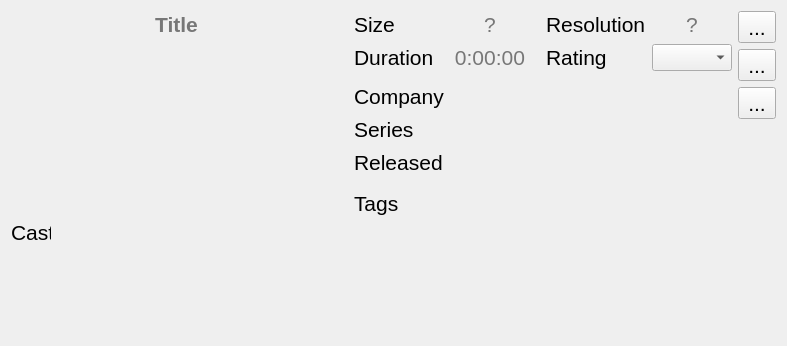
Qt form forms/SceneDetailView.ui (steviedemo/scenequery) before a commit.
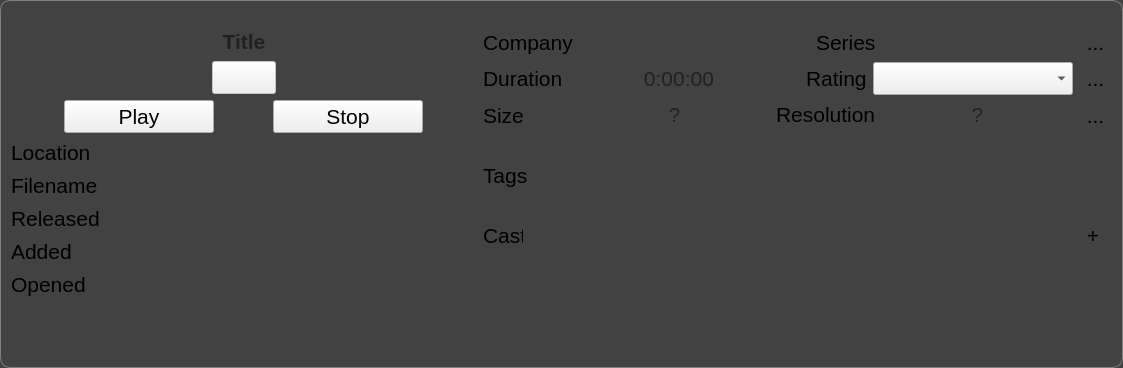
The same form after that commit. Icons and pictures are not drawn.

Commit message: Scene Detail View Pane working, with working 'play' button that creates a new thread that plays the video.

The edit to the form file:
```diff
--- a/forms/SceneDetailView.ui
+++ b/forms/SceneDetailView.ui
@@ -6,10 +6,16 @@
    <rect>
     <x>0</x>
     <y>0</y>
-    <width>787</width>
-    <height>346</height>
+    <width>1123</width>
+    <height>368</height>
    </rect>
   </property>
+  <property name="maximumSize">
+   <size>
+    <width>2000</width>
+    <height>368</height>
+   </size>
+  </property>
   <property name="font">
    <font>
     <pointsize>16</pointsize>
@@ -19,274 +25,42 @@
    <string>Form</string>
   </property>
   <property name="styleSheet">
-   <string notr="true">QLineEdit, QTextBrowser, QTextEdit{
+   <string notr="true">QWidget#SceneDetailView{
+	background: rgb(66,66,66);
+	border-radius: 10px;
+	border: 1px solid grey;
+}
+QLineEdit, QTextBrowser, QTextEdit{
 	text-align: center;
 	background: rgba(0,0,0,0);
 	border: 0px;
 }
-QLineEdit[readOnly=&quot;false&quot;], QTextBrowser[readOnly=&quot;false&quot;], QTextEdit[readOnly=&quot;false&quot;]{
-	background: rgba(255,255,255, 30);
-}</string>
+QLineEdit[readOnly=&quot;false&quot;], QTextBrowser[readOnly=&quot;false&quot;], QTextEdit[readOnly=&quot;false&quot;] , QComboBox{
+	background: qlineargradient(spread:reflect, x1:0, y1:0, x2:0, y2:0.5, stop:0 rgba(66,66,66, 255), stop:1 rgba(73,73,73, 255));
+	border: 1px solid rgb(52,52,52);
+	border-radius: 5px;
+}
+
+QLabel::link{
+	color: white;
+	font-weight: bold;
+}
+QLabel::link:hover{
+	font-style: italic;
+	color: cyan;
+}
+QToolButton{
+	background-color: rgb(0,0,0,0);
+	border: 0px;
+}
+</string>
   </property>
   <layout class="QGridLayout" name="gridLayout">
-   <item row="0" column="6">
+   <item row="0" column="0">
     <layout class="QVBoxLayout" name="verticalLayout">
-     <item>
-      <widget class="QToolButton" name="tb_hide">
-       <property name="text">
-        <string>...</string>
-       </property>
-       <property name="icon">
-        <iconset resource="../resources/icons.qrc">
-         <normaloff>:/Icons/red_close_icon.png</normaloff>:/Icons/red_close_icon.png</iconset>
-       </property>
-      </widget>
-     </item>
-     <item>
-      <widget class="QToolButton" name="tb_edit">
-       <property name="text">
-        <string>...</string>
-       </property>
-       <property name="icon">
-        <iconset resource="../resources/icons.qrc">
-         <normaloff>:/Icons/edit_pencil.png</normaloff>:/Icons/edit_pencil.png</iconset>
-       </property>
-      </widget>
-     </item>
-     <item>
-      <widget class="QToolButton" name="tb_save">
-       <property name="text">
-        <string>...</string>
-       </property>
-       <property name="icon">
-        <iconset resource="../resources/icons.qrc">
-         <normaloff>:/Icons/flat_save_icon.png</normaloff>:/Icons/flat_save_icon.png</iconset>
-       </property>
-      </widget>
-     </item>
-     <item>
-      <spacer name="verticalSpacer">
-       <property name="orientation">
-        <enum>Qt::Vertical</enum>
-       </property>
-       <property name="sizeHint" stdset="0">
-        <size>
-         <width>20</width>
-         <height>40</height>
-        </size>
-       </property>
-      </spacer>
-     </item>
-    </layout>
-   </item>
-   <item row="0" column="4">
-    <layout class="QVBoxLayout" name="verticalLayout_3">
-     <item>
-      <layout class="QFormLayout" name="formLayout">
-       <item row="0" column="1">
-        <layout class="QGridLayout" name="gridLayout_2">
-         <item row="0" column="1">
-          <widget class="QLineEdit" name="sizeLineEdit">
-           <property name="sizePolicy">
-            <sizepolicy hsizetype="Fixed" vsizetype="Fixed">
-             <horstretch>0</horstretch>
-             <verstretch>0</verstretch>
-            </sizepolicy>
-           </property>
-           <property name="minimumSize">
-            <size>
-             <width>100</width>
-             <height>0</height>
-            </size>
-           </property>
-           <property name="maximumSize">
-            <size>
-             <width>100</width>
-             <height>16777215</height>
-            </size>
-           </property>
-           <property name="alignment">
-            <set>Qt::AlignCenter</set>
-           </property>
-           <property name="placeholderText">
-            <string>?</string>
-           </property>
-          </widget>
-         </item>
-         <item row="0" column="2">
-          <widget class="QLabel" name="lb_resolution">
-           <property name="sizePolicy">
-            <sizepolicy hsizetype="Minimum" vsizetype="Minimum">
-             <horstretch>0</horstretch>
-             <verstretch>0</verstretch>
-            </sizepolicy>
-           </property>
-           <property name="text">
-            <string>Resolution</string>
-           </property>
-          </widget>
-         </item>
-         <item row="0" column="0">
-          <widget class="QLabel" name="sizeLabel">
-           <property name="sizePolicy">
-            <sizepolicy hsizetype="Minimum" vsizetype="Minimum">
-             <horstretch>0</horstretch>
-             <verstretch>0</verstretch>
-            </sizepolicy>
-           </property>
-           <property name="maximumSize">
-            <size>
-             <width>200</width>
-             <height>16777215</height>
-            </size>
-           </property>
-           <property name="text">
-            <string>Size</string>
-           </property>
-          </widget>
-         </item>
-         <item row="0" column="3">
-          <widget class="QLineEdit" name="resolutionLineEdit">
-           <property name="maximumSize">
-            <size>
-             <width>80</width>
-             <height>16777215</height>
-            </size>
-           </property>
-           <property name="alignment">
-            <set>Qt::AlignCenter</set>
-           </property>
-           <property name="placeholderText">
-            <string>?</string>
-           </property>
-          </widget>
-         </item>
-         <item row="1" column="3">
-          <widget class="QComboBox" name="ratingComboBox">
-           <property name="maximumSize">
-            <size>
-             <width>80</width>
-             <height>16777215</height>
-            </size>
-           </property>
-          </widget>
-         </item>
-         <item row="1" column="2">
-          <widget class="QLabel" name="ratingLabel">
-           <property name="sizePolicy">
-            <sizepolicy hsizetype="Minimum" vsizetype="Minimum">
-             <horstretch>0</horstretch>
-             <verstretch>0</verstretch>
-            </sizepolicy>
-           </property>
-           <property name="maximumSize">
-            <size>
-             <width>200</width>
-             <height>16777215</height>
-            </size>
-           </property>
-           <property name="text">
-            <string>Rating</string>
-           </property>
-          </widget>
-         </item>
-         <item row="1" column="1">
-          <widget class="QLineEdit" name="durationLineEdit">
-           <property name="sizePolicy">
-            <sizepolicy hsizetype="Fixed" vsizetype="Fixed">
-             <horstretch>0</horstretch>
-             <verstretch>0</verstretch>
-            </sizepolicy>
-           </property>
-           <property name="minimumSize">
-            <size>
-             <width>100</width>
-             <height>0</height>
-            </size>
-           </property>
-           <property name="maximumSize">
-            <size>
-             <width>100</width>
-             <height>16777215</height>
-            </size>
-           </property>
-           <property name="alignment">
-            <set>Qt::AlignCenter</set>
-           </property>
-           <property name="placeholderText">
-            <string>0:00:00</string>
-           </property>
-          </widget>
-         </item>
-         <item row="1" column="0">
-          <widget class="QLabel" name="durationLabel">
-           <property name="sizePolicy">
-            <sizepolicy hsizetype="Minimum" vsizetype="Minimum">
-             <horstretch>0</horstretch>
-             <verstretch>0</verstretch>
-            </sizepolicy>
-           </property>
-           <property name="text">
-            <string>Duration</string>
-           </property>
-          </widget>
-         </item>
-        </layout>
-       </item>
-       <item row="1" column="1">
-        <layout class="QFormLayout" name="formLayout_3">
-         <item row="3" column="0">
-          <widget class="QLabel" name="tagsLabel">
-           <property name="text">
-            <string>Tags</string>
-           </property>
-          </widget>
-         </item>
-         <item row="2" column="0">
-          <widget class="QLabel" name="releasedLabel">
-           <property name="text">
-            <string>Released</string>
-           </property>
-          </widget>
-         </item>
-         <item row="2" column="1">
-          <widget class="QLineEdit" name="releasedLineEdit"/>
-         </item>
-         <item row="1" column="0">
-          <widget class="QLabel" name="seriesLabel">
-           <property name="text">
-            <string>Series</string>
-           </property>
-          </widget>
-         </item>
-         <item row="1" column="1">
-          <widget class="QLineEdit" name="seriesLineEdit"/>
-         </item>
-         <item row="0" column="1">
-          <widget class="QLineEdit" name="companyLineEdit"/>
-         </item>
-         <item row="0" column="0">
-          <widget class="QLabel" name="companyLabel">
-           <property name="text">
-            <string>Company</string>
-           </property>
-          </widget>
-         </item>
-         <item row="3" column="1">
-          <widget class="QTextEdit" name="tagsTextEdit">
-           <property name="readOnly">
-            <bool>false</bool>
-           </property>
-          </widget>
-         </item>
-        </layout>
-       </item>
-      </layout>
-     </item>
-    </layout>
-   </item>
-   <item row="0" column="1">
-    <layout class="QVBoxLayout" name="verticalLayout_2">
+     <property name="sizeConstraint">
+      <enum>QLayout::SetNoConstraint</enum>
+     </property>
      <item>
       <widget class="QLineEdit" name="titleLineEdit">
        <property name="font">
@@ -305,87 +79,321 @@
       </widget>
      </item>
      <item>
-      <widget class="QLabel" name="label">
-       <property name="sizePolicy">
-        <sizepolicy hsizetype="MinimumExpanding" vsizetype="MinimumExpanding">
-         <horstretch>0</horstretch>
-         <verstretch>0</verstretch>
-        </sizepolicy>
-       </property>
-       <property name="maximumSize">
-        <size>
-         <width>350</width>
-         <height>200</height>
-        </size>
-       </property>
-       <property name="sizeIncrement">
-        <size>
-         <width>0</width>
-         <height>0</height>
-        </size>
-       </property>
-       <property name="text">
-        <string/>
-       </property>
-       <property name="pixmap">
-        <pixmap resource="../resources/icons.qrc">:/Icons/video-thumbnail-default.png</pixmap>
-       </property>
-       <property name="scaledContents">
-        <bool>true</bool>
-       </property>
-      </widget>
+      <layout class="QVBoxLayout" name="preview_layout">
+       <item alignment="Qt::AlignHCenter">
+        <widget class="QPushButton" name="preview_button">
+         <property name="enabled">
+          <bool>false</bool>
+         </property>
+         <property name="sizePolicy">
+          <sizepolicy hsizetype="Maximum" vsizetype="Maximum">
+           <horstretch>0</horstretch>
+           <verstretch>0</verstretch>
+          </sizepolicy>
+         </property>
+         <property name="text">
+          <string/>
+         </property>
+         <property name="icon">
+          <iconset resource="../resources/icons.qrc">
+           <normaloff>:/Icons/video-thumbnail-default.png</normaloff>:/Icons/video-thumbnail-default.png</iconset>
+         </property>
+         <property name="iconSize">
+          <size>
+           <width>350</width>
+           <height>200</height>
+          </size>
+         </property>
+        </widget>
+       </item>
+       <item>
+        <layout class="QHBoxLayout" name="horizontalLayout_7">
+         <item>
+          <widget class="QPushButton" name="pb_play">
+           <property name="sizePolicy">
+            <sizepolicy hsizetype="Expanding" vsizetype="Fixed">
+             <horstretch>0</horstretch>
+             <verstretch>0</verstretch>
+            </sizepolicy>
+           </property>
+           <property name="maximumSize">
+            <size>
+             <width>150</width>
+             <height>16777215</height>
+            </size>
+           </property>
+           <property name="text">
+            <string>Play</string>
+           </property>
+           <property name="icon">
+            <iconset resource="../resources/icons.qrc">
+             <normaloff>:/Icons/shiny_blue_play_icon.png</normaloff>:/Icons/shiny_blue_play_icon.png</iconset>
+           </property>
+           <property name="iconSize">
+            <size>
+             <width>25</width>
+             <height>25</height>
+            </size>
+           </property>
+           <property name="shortcut">
+            <string>Space</string>
+           </property>
+          </widget>
+         </item>
+         <item>
+          <widget class="QPushButton" name="pb_stop">
+           <property name="sizePolicy">
+            <sizepolicy hsizetype="Expanding" vsizetype="Fixed">
+             <horstretch>0</horstretch>
+             <verstretch>0</verstretch>
+            </sizepolicy>
+           </property>
+           <property name="maximumSize">
+            <size>
+             <width>150</width>
+             <height>16777215</height>
+            </size>
+           </property>
+           <property name="text">
+            <string>Stop</string>
+           </property>
+           <property name="icon">
+            <iconset resource="../resources/icons.qrc">
+             <normaloff>:/Icons/shiny_blue_stop_icon.png</normaloff>:/Icons/shiny_blue_stop_icon.png</iconset>
+           </property>
+           <property name="iconSize">
+            <size>
+             <width>25</width>
+             <height>25</height>
+            </size>
+           </property>
+          </widget>
+         </item>
+        </layout>
+       </item>
+      </layout>
      </item>
      <item>
-      <layout class="QGridLayout" name="gridLayout_3">
+      <layout class="QFormLayout" name="formLayout">
+       <property name="sizeConstraint">
+        <enum>QLayout::SetMaximumSize</enum>
+       </property>
+       <item row="0" column="0">
+        <widget class="QLabel" name="locationLabel">
+         <property name="text">
+          <string>Location</string>
+         </property>
+        </widget>
+       </item>
+       <item row="0" column="1">
+        <widget class="QLineEdit" name="locationLineEdit">
+         <property name="maximumSize">
+          <size>
+           <width>500</width>
+           <height>16777215</height>
+          </size>
+         </property>
+        </widget>
+       </item>
        <item row="1" column="0">
-        <widget class="QLabel" name="castLabel">
-         <property name="sizePolicy">
-          <sizepolicy hsizetype="Minimum" vsizetype="Minimum">
-           <horstretch>0</horstretch>
-           <verstretch>0</verstretch>
-          </sizepolicy>
+        <widget class="QLabel" name="filenameLabel">
+         <property name="text">
+          <string>Filename</string>
          </property>
+        </widget>
+       </item>
+       <item row="1" column="1">
+        <widget class="QLineEdit" name="filenameLineEdit">
          <property name="maximumSize">
           <size>
-           <width>40</width>
+           <width>500</width>
            <height>16777215</height>
           </size>
          </property>
+        </widget>
+       </item>
+       <item row="2" column="0">
+        <widget class="QLabel" name="releasedLabel">
          <property name="text">
-          <string>Cast:</string>
+          <string>Released</string>
+         </property>
+        </widget>
+       </item>
+       <item row="2" column="1">
+        <widget class="QLineEdit" name="releasedLineEdit">
+         <property name="maximumSize">
+          <size>
+           <width>500</width>
+           <height>16777215</height>
+          </size>
+         </property>
+        </widget>
+       </item>
+       <item row="3" column="0">
+        <widget class="QLabel" name="addedLabel">
+         <property name="text">
+          <string>Added</string>
          </property>
         </widget>
        </item>
        <item row="3" column="1">
-        <widget class="QLabel" name="actor3label">
-         <property name="sizePolicy">
-          <sizepolicy hsizetype="Expanding" vsizetype="Preferred">
-           <horstretch>0</horstretch>
-           <verstretch>0</verstretch>
-          </sizepolicy>
+        <widget class="QLineEdit" name="addedLineEdit">
+         <property name="maximumSize">
+          <size>
+           <width>500</width>
+           <height>16777215</height>
+          </size>
          </property>
+        </widget>
+       </item>
+       <item row="4" column="0">
+        <widget class="QLabel" name="openedLabel">
          <property name="text">
-          <string/>
+          <string>Opened</string>
          </property>
         </widget>
        </item>
        <item row="4" column="1">
-        <widget class="QLabel" name="actor4label">
+        <widget class="QLineEdit" name="openedLineEdit">
+         <property name="maximumSize">
+          <size>
+           <width>500</width>
+           <height>16777215</height>
+          </size>
+         </property>
+        </widget>
+       </item>
+      </layout>
+     </item>
+    </layout>
+   </item>
+   <item row="0" column="1">
+    <layout class="QGridLayout" name="gridLayout_2">
+     <property name="sizeConstraint">
+      <enum>QLayout::SetDefaultConstraint</enum>
+     </property>
+     <item row="3" column="0">
+      <widget class="QLabel" name="tagsLabel">
+       <property name="text">
+        <string>Tags</string>
+       </property>
+      </widget>
+     </item>
+     <item row="1" column="2">
+      <widget class="QToolButton" name="tb_save">
+       <property name="text">
+        <string>...</string>
+       </property>
+       <property name="icon">
+        <iconset resource="../resources/icons.qrc">
+         <normaloff>:/Icons/flat_save_icon.png</normaloff>:/Icons/flat_save_icon.png</iconset>
+       </property>
+      </widget>
+     </item>
+     <item row="0" column="2">
+      <widget class="QToolButton" name="tb_hide">
+       <property name="text">
+        <string>...</string>
+       </property>
+       <property name="icon">
+        <iconset resource="../resources/icons.qrc">
+         <normaloff>:/Icons/red_close_icon.png</normaloff>:/Icons/red_close_icon.png</iconset>
+       </property>
+      </widget>
+     </item>
+     <item row="0" column="0">
+      <widget class="QLabel" name="companyLabel">
+       <property name="text">
+        <string>Company</string>
+       </property>
+      </widget>
+     </item>
+     <item row="1" column="1">
+      <layout class="QHBoxLayout" name="hl_duration_rating">
+       <item>
+        <widget class="QLineEdit" name="durationLineEdit">
          <property name="sizePolicy">
-          <sizepolicy hsizetype="Expanding" vsizetype="Preferred">
+          <sizepolicy hsizetype="Expanding" vsizetype="Fixed">
            <horstretch>0</horstretch>
            <verstretch>0</verstretch>
           </sizepolicy>
          </property>
+         <property name="minimumSize">
+          <size>
+           <width>200</width>
+           <height>0</height>
+          </size>
+         </property>
+         <property name="maximumSize">
+          <size>
+           <width>100</width>
+           <height>16777215</height>
+          </size>
+         </property>
+         <property name="alignment">
+          <set>Qt::AlignCenter</set>
+         </property>
+         <property name="placeholderText">
+          <string>0:00:00</string>
+         </property>
+        </widget>
+       </item>
+       <item alignment="Qt::AlignRight">
+        <widget class="QLabel" name="ratingLabel">
+         <property name="sizePolicy">
+          <sizepolicy hsizetype="Minimum" vsizetype="Minimum">
+           <horstretch>0</horstretch>
+           <verstretch>0</verstretch>
+          </sizepolicy>
+         </property>
+         <property name="maximumSize">
+          <size>
+           <width>200</width>
+           <height>16777215</height>
+          </size>
+         </property>
          <property name="text">
+          <string>Rating</string>
+         </property>
+        </widget>
+       </item>
+       <item>
+        <widget class="QComboBox" name="ratingComboBox">
+         <property name="sizePolicy">
+          <sizepolicy hsizetype="Expanding" vsizetype="Fixed">
+           <horstretch>0</horstretch>
+           <verstretch>0</verstretch>
+          </sizepolicy>
+         </property>
+         <property name="maximumSize">
+          <size>
+           <width>200</width>
+           <height>16777215</height>
+          </size>
+         </property>
+        </widget>
+       </item>
+      </layout>
+     </item>
+     <item row="6" column="1">
+      <layout class="QHBoxLayout" name="horizontalLayout_3">
+       <item>
+        <widget class="QLabel" name="actor3label">
+         <property name="sizePolicy">
+          <sizepolicy hsizetype="Expanding" vsizetype="Maximum">
+           <horstretch>0</horstretch>
+           <verstretch>0</verstretch>
+          </sizepolicy>
+         </property>
+         <property name="text">
           <string/>
          </property>
         </widget>
        </item>
-       <item row="1" column="1">
-        <widget class="QLabel" name="actor1label">
+       <item>
+        <widget class="QLabel" name="age3label">
          <property name="sizePolicy">
-          <sizepolicy hsizetype="Expanding" vsizetype="Preferred">
+          <sizepolicy hsizetype="MinimumExpanding" vsizetype="Maximum">
            <horstretch>0</horstretch>
            <verstretch>0</verstretch>
           </sizepolicy>
@@ -395,10 +403,14 @@
          </property>
         </widget>
        </item>
-       <item row="2" column="1">
+      </layout>
+     </item>
+     <item row="5" column="1">
+      <layout class="QHBoxLayout" name="horizontalLayout_2">
+       <item>
         <widget class="QLabel" name="actor2label">
          <property name="sizePolicy">
-          <sizepolicy hsizetype="Expanding" vsizetype="Preferred">
+          <sizepolicy hsizetype="Expanding" vsizetype="Maximum">
            <horstretch>0</horstretch>
            <verstretch>0</verstretch>
           </sizepolicy>
@@ -408,23 +420,10 @@
          </property>
         </widget>
        </item>
-       <item row="1" column="2">
-        <widget class="QLabel" name="age1label">
-         <property name="sizePolicy">
-          <sizepolicy hsizetype="MinimumExpanding" vsizetype="Preferred">
-           <horstretch>0</horstretch>
-           <verstretch>0</verstretch>
-          </sizepolicy>
-         </property>
-         <property name="text">
-          <string/>
-         </property>
-        </widget>
-       </item>
-       <item row="2" column="2">
+       <item>
         <widget class="QLabel" name="age2label">
          <property name="sizePolicy">
-          <sizepolicy hsizetype="MinimumExpanding" vsizetype="Preferred">
+          <sizepolicy hsizetype="MinimumExpanding" vsizetype="Maximum">
            <horstretch>0</horstretch>
            <verstretch>0</verstretch>
           </sizepolicy>
@@ -434,10 +433,14 @@
          </property>
         </widget>
        </item>
-       <item row="3" column="2">
-        <widget class="QLabel" name="age3label">
+      </layout>
+     </item>
+     <item row="7" column="1">
+      <layout class="QHBoxLayout" name="horizontalLayout_4">
+       <item>
+        <widget class="QLabel" name="actor4label">
          <property name="sizePolicy">
-          <sizepolicy hsizetype="MinimumExpanding" vsizetype="Preferred">
+          <sizepolicy hsizetype="Expanding" vsizetype="Maximum">
            <horstretch>0</horstretch>
            <verstretch>0</verstretch>
           </sizepolicy>
@@ -447,10 +450,10 @@
          </property>
         </widget>
        </item>
-       <item row="4" column="2">
+       <item>
         <widget class="QLabel" name="age4label">
          <property name="sizePolicy">
-          <sizepolicy hsizetype="MinimumExpanding" vsizetype="Preferred">
+          <sizepolicy hsizetype="MinimumExpanding" vsizetype="Maximum">
            <horstretch>0</horstretch>
            <verstretch>0</verstretch>
           </sizepolicy>
@@ -462,6 +465,250 @@
        </item>
       </layout>
      </item>
+     <item row="1" column="0">
+      <widget class="QLabel" name="durationLabel">
+       <property name="sizePolicy">
+        <sizepolicy hsizetype="Minimum" vsizetype="Minimum">
+         <horstretch>0</horstretch>
+         <verstretch>0</verstretch>
+        </sizepolicy>
+       </property>
+       <property name="text">
+        <string>Duration</string>
+       </property>
+      </widget>
+     </item>
+     <item row="4" column="0">
+      <widget class="QLabel" name="castLabel">
+       <property name="sizePolicy">
+        <sizepolicy hsizetype="Minimum" vsizetype="Minimum">
+         <horstretch>0</horstretch>
+         <verstretch>0</verstretch>
+        </sizepolicy>
+       </property>
+       <property name="maximumSize">
+        <size>
+         <width>40</width>
+         <height>16777215</height>
+        </size>
+       </property>
+       <property name="text">
+        <string>Cast:</string>
+       </property>
+      </widget>
+     </item>
+     <item row="0" column="1">
+      <layout class="QHBoxLayout" name="horizontalLayout_5">
+       <item alignment="Qt::AlignHCenter">
+        <widget class="QLineEdit" name="companyLineEdit">
+         <property name="sizePolicy">
+          <sizepolicy hsizetype="Expanding" vsizetype="Fixed">
+           <horstretch>0</horstretch>
+           <verstretch>0</verstretch>
+          </sizepolicy>
+         </property>
+         <property name="maximumSize">
+          <size>
+           <width>200</width>
+           <height>16777215</height>
+          </size>
+         </property>
+        </widget>
+       </item>
+       <item alignment="Qt::AlignRight">
+        <widget class="QLabel" name="seriesLabel">
+         <property name="sizePolicy">
+          <sizepolicy hsizetype="Expanding" vsizetype="Preferred">
+           <horstretch>0</horstretch>
+           <verstretch>0</verstretch>
+          </sizepolicy>
+         </property>
+         <property name="text">
+          <string>Series</string>
+         </property>
+        </widget>
+       </item>
+       <item alignment="Qt::AlignHCenter">
+        <widget class="QLineEdit" name="seriesLineEdit">
+         <property name="sizePolicy">
+          <sizepolicy hsizetype="Expanding" vsizetype="Fixed">
+           <horstretch>0</horstretch>
+           <verstretch>0</verstretch>
+          </sizepolicy>
+         </property>
+        </widget>
+       </item>
+      </layout>
+     </item>
+     <item row="4" column="1">
+      <layout class="QHBoxLayout" name="horizontalLayout">
+       <item>
+        <widget class="QLabel" name="actor1label">
+         <property name="sizePolicy">
+          <sizepolicy hsizetype="Expanding" vsizetype="Maximum">
+           <horstretch>0</horstretch>
+           <verstretch>0</verstretch>
+          </sizepolicy>
+         </property>
+         <property name="text">
+          <string/>
+         </property>
+        </widget>
+       </item>
+       <item>
+        <widget class="QLabel" name="age1label">
+         <property name="sizePolicy">
+          <sizepolicy hsizetype="MinimumExpanding" vsizetype="Maximum">
+           <horstretch>0</horstretch>
+           <verstretch>0</verstretch>
+          </sizepolicy>
+         </property>
+         <property name="text">
+          <string/>
+         </property>
+        </widget>
+       </item>
+      </layout>
+     </item>
+     <item row="4" column="2">
+      <widget class="QToolButton" name="tb_add_actor">
+       <property name="sizePolicy">
+        <sizepolicy hsizetype="Fixed" vsizetype="Maximum">
+         <horstretch>0</horstretch>
+         <verstretch>0</verstretch>
+        </sizepolicy>
+       </property>
+       <property name="text">
+        <string>+</string>
+       </property>
+       <property name="icon">
+        <iconset resource="../resources/icons.qrc">
+         <normaloff>:/Icons/add_icon.png</normaloff>:/Icons/add_icon.png</iconset>
+       </property>
+      </widget>
+     </item>
+     <item row="3" column="1">
+      <widget class="QTextEdit" name="tagsTextEdit">
+       <property name="sizePolicy">
+        <sizepolicy hsizetype="Expanding" vsizetype="Maximum">
+         <horstretch>0</horstretch>
+         <verstretch>0</verstretch>
+        </sizepolicy>
+       </property>
+       <property name="maximumSize">
+        <size>
+         <width>16777215</width>
+         <height>80</height>
+        </size>
+       </property>
+       <property name="readOnly">
+        <bool>false</bool>
+       </property>
+      </widget>
+     </item>
+     <item row="2" column="1">
+      <layout class="QHBoxLayout" name="horizontalLayout_6">
+       <item>
+        <widget class="QLineEdit" name="sizeLineEdit">
+         <property name="sizePolicy">
+          <sizepolicy hsizetype="Expanding" vsizetype="Maximum">
+           <horstretch>0</horstretch>
+           <verstretch>0</verstretch>
+          </sizepolicy>
+         </property>
+         <property name="minimumSize">
+          <size>
+           <width>100</width>
+           <height>0</height>
+          </size>
+         </property>
+         <property name="maximumSize">
+          <size>
+           <width>200</width>
+           <height>16777215</height>
+          </size>
+         </property>
+         <property name="alignment">
+          <set>Qt::AlignCenter</set>
+         </property>
+         <property name="placeholderText">
+          <string>?</string>
+         </property>
+        </widget>
+       </item>
+       <item alignment="Qt::AlignRight">
+        <widget class="QLabel" name="lb_resolution">
+         <property name="sizePolicy">
+          <sizepolicy hsizetype="Expanding" vsizetype="Maximum">
+           <horstretch>0</horstretch>
+           <verstretch>0</verstretch>
+          </sizepolicy>
+         </property>
+         <property name="maximumSize">
+          <size>
+           <width>200</width>
+           <height>16777215</height>
+          </size>
+         </property>
+         <property name="text">
+          <string>Resolution</string>
+         </property>
+        </widget>
+       </item>
+       <item>
+        <widget class="QLineEdit" name="resolutionLineEdit">
+         <property name="sizePolicy">
+          <sizepolicy hsizetype="Expanding" vsizetype="Maximum">
+           <horstretch>0</horstretch>
+           <verstretch>0</verstretch>
+          </sizepolicy>
+         </property>
+         <property name="maximumSize">
+          <size>
+           <width>200</width>
+           <height>16777215</height>
+          </size>
+         </property>
+         <property name="alignment">
+          <set>Qt::AlignCenter</set>
+         </property>
+         <property name="placeholderText">
+          <string>?</string>
+         </property>
+        </widget>
+       </item>
+      </layout>
+     </item>
+     <item row="2" column="0">
+      <widget class="QLabel" name="sizeLabel">
+       <property name="sizePolicy">
+        <sizepolicy hsizetype="Minimum" vsizetype="Minimum">
+         <horstretch>0</horstretch>
+         <verstretch>0</verstretch>
+        </sizepolicy>
+       </property>
+       <property name="maximumSize">
+        <size>
+         <width>200</width>
+         <height>16777215</height>
+        </size>
+       </property>
+       <property name="text">
+        <string>Size</string>
+       </property>
+      </widget>
+     </item>
+     <item row="2" column="2">
+      <widget class="QToolButton" name="tb_edit">
+       <property name="text">
+        <string>...</string>
+       </property>
+       <property name="icon">
+        <iconset resource="../resources/icons.qrc">
+         <normaloff>:/Icons/edit_pencil.png</normaloff>:/Icons/edit_pencil.png</iconset>
+       </property>
+      </widget>
+     </item>
     </layout>
    </item>
   </layout>
```
The commit also changes 19 other files.
